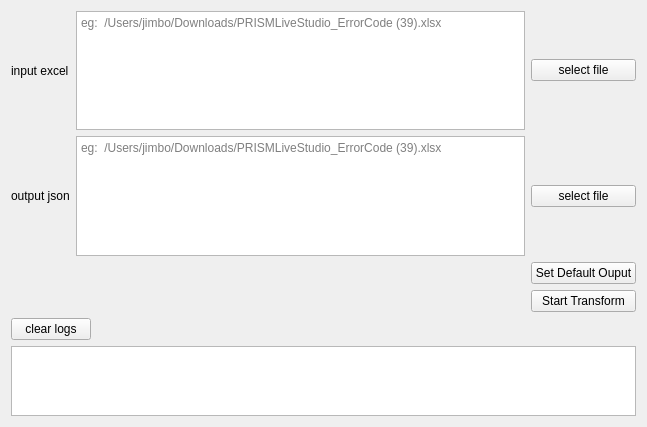
Old version of the form src/prism-live-studio/PRISMLiveStudio/prism-ui/test-tools/PLSErrorCodeTransformTool.ui in the repository naver/prism-live-studio.
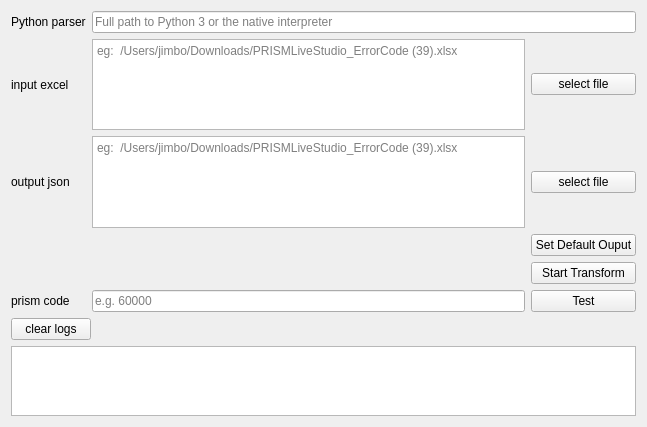
New version of the form.

```diff
--- a/src/prism-live-studio/PRISMLiveStudio/prism-ui/test-tools/PLSErrorCodeTransformTool.ui
+++ b/src/prism-live-studio/PRISMLiveStudio/prism-ui/test-tools/PLSErrorCodeTransformTool.ui
@@ -16,62 +16,97 @@
   <layout class="QVBoxLayout" name="verticalLayout" stretch="0,0,1">
    <item>
     <layout class="QGridLayout" name="gridLayout" columnstretch="0,1,0">
-     <item row="4" column="2">
-      <widget class="QPushButton" name="pushButton_start">
-       <property name="text">
-        <string>Start Transform</string>
-       </property>
-      </widget>
-     </item>
-     <item row="2" column="0">
+     <item row="3" column="0">
       <widget class="QLabel" name="label_2">
        <property name="text">
         <string>output json</string>
        </property>
       </widget>
      </item>
-     <item row="1" column="1">
-      <widget class="QPlainTextEdit" name="plainTextEdit">
-       <property name="placeholderText">
-        <string notr="true">eg:  /Users/jimbo/Downloads/PRISMLiveStudio_ErrorCode (39).xlsx</string>
-       </property>
-      </widget>
-     </item>
-     <item row="2" column="1">
+     <item row="3" column="1">
       <widget class="QPlainTextEdit" name="plainTextEdit_2">
        <property name="placeholderText">
         <string notr="true">eg:  /Users/jimbo/Downloads/PRISMLiveStudio_ErrorCode (39).xlsx</string>
        </property>
       </widget>
      </item>
-     <item row="2" column="2">
+     <item row="2" column="1">
+      <widget class="QPlainTextEdit" name="plainTextEdit">
+       <property name="placeholderText">
+        <string notr="true">eg:  /Users/jimbo/Downloads/PRISMLiveStudio_ErrorCode (39).xlsx</string>
+       </property>
+      </widget>
+     </item>
+     <item row="0" column="0">
+      <widget class="QLabel" name="label_python">
+       <property name="text">
+        <string>Python parser</string>
+       </property>
+      </widget>
+     </item>
+     <item row="6" column="1">
+      <widget class="QLineEdit" name="lineEdit_prismCode">
+       <property name="placeholderText">
+        <string notr="true">e.g. 60000</string>
+       </property>
+      </widget>
+     </item>
+     <item row="3" column="2">
       <widget class="QPushButton" name="pushButton_file">
        <property name="text">
         <string>select file</string>
        </property>
       </widget>
      </item>
-     <item row="1" column="0">
+     <item row="0" column="1" colspan="2">
+      <widget class="QLineEdit" name="lineEdit_python">
+       <property name="placeholderText">
+        <string notr="true">Full path to Python 3 or the native interpreter</string>
+       </property>
+      </widget>
+     </item>
+     <item row="2" column="0">
       <widget class="QLabel" name="label">
        <property name="text">
         <string>input excel</string>
        </property>
       </widget>
      </item>
-     <item row="1" column="2">
-      <widget class="QPushButton" name="pushButton">
-       <property name="text">
-        <string>select file</string>
-       </property>
-      </widget>
-     </item>
-     <item row="3" column="2">
+     <item row="4" column="2">
       <widget class="QPushButton" name="pushButton_default">
        <property name="text">
         <string>Set Default Ouput</string>
        </property>
       </widget>
      </item>
+     <item row="2" column="2">
+      <widget class="QPushButton" name="pushButton">
+       <property name="text">
+        <string>select file</string>
+       </property>
+      </widget>
+     </item>
+     <item row="6" column="0">
+      <widget class="QLabel" name="label_prismCode">
+       <property name="text">
+        <string>prism code</string>
+       </property>
+      </widget>
+     </item>
+     <item row="5" column="2">
+      <widget class="QPushButton" name="pushButton_start">
+       <property name="text">
+        <string>Start Transform</string>
+       </property>
+      </widget>
+     </item>
+     <item row="6" column="2">
+      <widget class="QPushButton" name="pushButton_test">
+       <property name="text">
+        <string>Test</string>
+       </property>
+      </widget>
+     </item>
     </layout>
    </item>
    <item alignment="Qt::AlignLeft">
```
Left out of the diff: 2 changed lines with no effect on the pictures.
